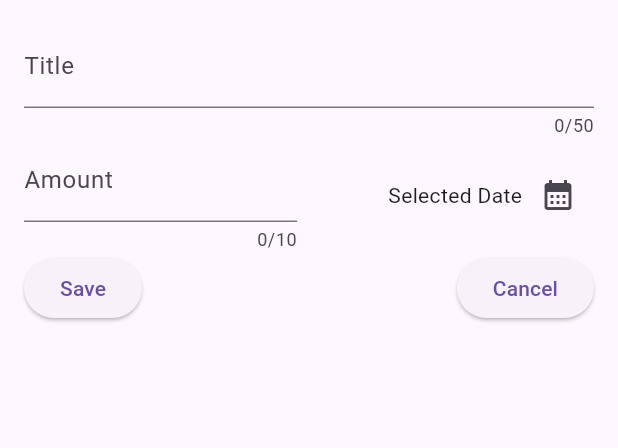
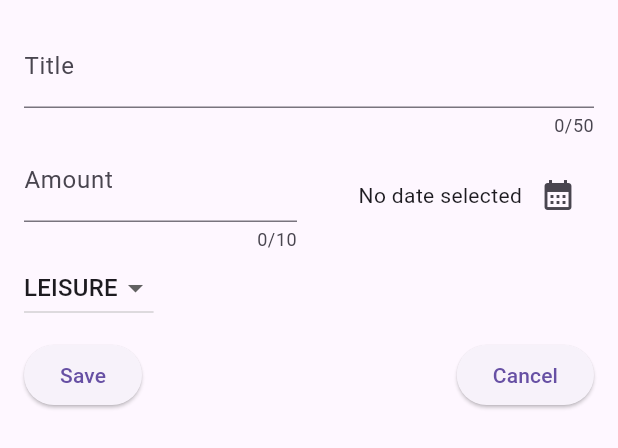
Before and after one commit to aizatsyafiq/learn_flutter, a Flutter app: the NewExpense widget shown alone on an empty page, opened directly, on a phone screen of 412 x 824 dp. Shown: the top 448 px of the screen. Run offline on Flutter 3.47's test engine with Material 3 defaults, Android fonts, the phone set to English and light mode, and no system bars; our stand-ins replace google_fonts.

Commit message:
Update latest third project

```diff
--- a/third_app/lib/widgets/new_expense.dart
+++ b/third_app/lib/widgets/new_expense.dart
@@ -1,5 +1,5 @@
 import 'package:flutter/material.dart';
-import 'package:flutter/services.dart';
+import 'package:third_app/models/expense.dart';
 
 class NewExpense extends StatefulWidget {
   const NewExpense({super.key});
@@ -13,15 +13,20 @@ class NewExpense extends StatefulWidget {
 class _NewExpenseState extends State<NewExpense> {
   final _titleController = TextEditingController();
   final _amountController = TextEditingController();
+  DateTime? _selectedDate;
+  Category _selectedCategory = Category.leisure;
 
-  void _presetDatePicker() {
+  void _presetDatePicker() async {
     final now = DateTime.now();
     final firstDate = DateTime(now.year - 1, now.month, now.day);
-    showDatePicker(
+    final pickedDate = await showDatePicker(
       context: context,
       firstDate: firstDate,
       lastDate: now,
     );
+    setState(() {
+      _selectedDate = pickedDate;
+    });
   }
 
   @override
@@ -63,7 +68,11 @@ class _NewExpenseState extends State<NewExpense> {
                   mainAxisAlignment: MainAxisAlignment.end,
                   crossAxisAlignment: CrossAxisAlignment.center,
                   children: [
-                    Text('Selected Date'),
+                    Text(
+                      _selectedDate == null
+                          ? 'No date selected'
+                          : formatter.format(_selectedDate!),
+                    ),
                     IconButton(
                       onPressed: _presetDatePicker,
                       icon: const Icon(Icons.calendar_month),
@@ -73,6 +82,32 @@ class _NewExpenseState extends State<NewExpense> {
               ),
             ],
           ),
+          Row(
+            children: [
+              DropdownButton(
+                value: _selectedCategory,
+                items: Category.values
+                    .map(
+                      (category) => DropdownMenuItem(
+                        value: category,
+                        child: Text(
+                          category.name.toUpperCase(),
+                        ),
+                      ),
+                    )
+                    .toList(),
+                onChanged: (value) {
+                  if (value == null) {
+                    return;
+                  }
+                  setState(() {
+                    _selectedCategory = value;
+                  });
+                },
+              ),
+            ],
+          ),
+          const SizedBox(height: 10),
           Row(
             children: [
               ElevatedButton(
```
